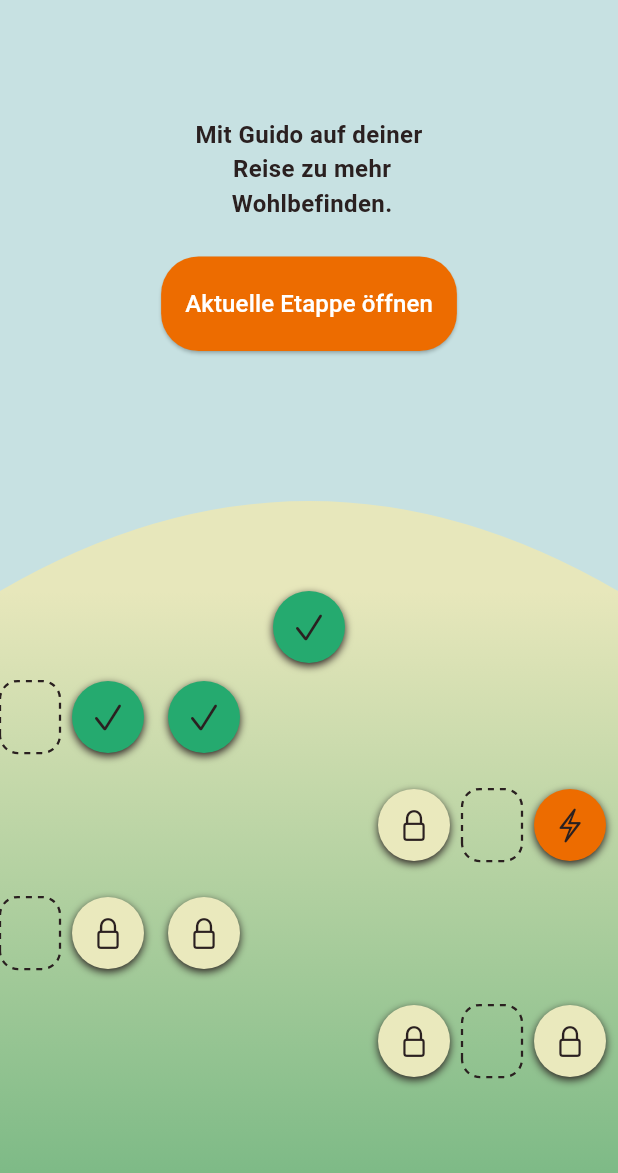
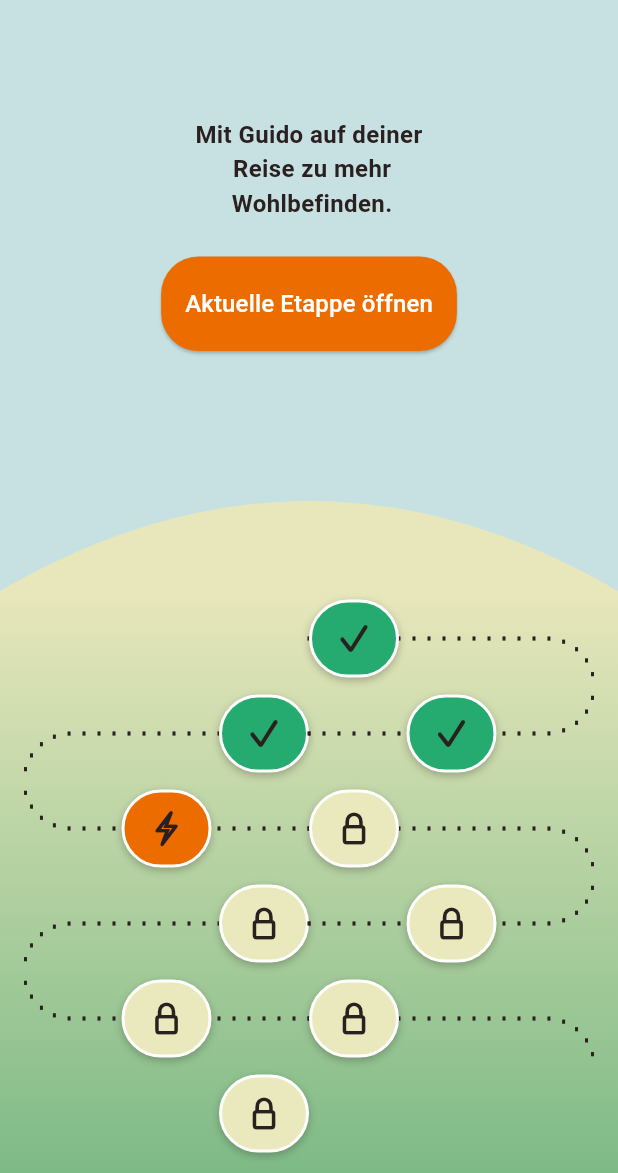
Before and after one commit to mohamadhadibi/forest, a Flutter app: the screen it shows after launch, on a phone screen of 412 x 824 dp, the part 63-1236 px from its top. Run offline on Flutter 3.47's test engine with Material 3 defaults, Android fonts, the phone set to English and light mode, and no system bars; drawn by our look-alikes of dotted_border.

Commit message:
feat(dot): feat dotted path

```diff
--- /dev/null
+++ b/lib/dotted/dash_path_type.dart
@@ -0,0 +1,7 @@
+enum DashPathType {
+  straight,        // خط صاف
+  curveLeftUp,     // قوس به چپ و بالا
+  curveLeftDown,   // قوس به چپ و پایین
+  curveRightUp,    // قوس به راست و بالا
+  curveRightDown,  // قوس به راست و پایین
+}
--- /dev/null
+++ b/lib/dotted/dashed_path.dart
@@ -0,0 +1,149 @@
+import 'package:flutter/material.dart';
+import 'dash_path_type.dart';
+
+class DashedPath extends StatelessWidget {
+  final Color color;
+  final double strokeWidth;
+  final double dashLength;
+  final double dashGap;
+  final DashPathType type;
+
+  const DashedPath({
+    super.key,
+    required this.color,
+    this.strokeWidth = 2,
+    this.dashLength = 6,
+    this.dashGap = 4,
+    this.type = DashPathType.straight,
+  });
+
+  @override
+  Widget build(BuildContext context) {
+    return CustomPaint(
+      painter: _DashedPathPainter(
+        color: color,
+        strokeWidth: strokeWidth,
+        dashLength: dashLength,
+        dashGap: dashGap,
+        type: type,
+      ),
+      child: const SizedBox.expand(),
+    );
+  }
+}
+
+class _DashedPathPainter extends CustomPainter {
+  final Color color;
+  final double strokeWidth;
+  final double dashLength;
+  final double dashGap;
+  final DashPathType type;
+
+  const _DashedPathPainter({
+    required this.color,
+    required this.strokeWidth,
+    required this.dashLength,
+    required this.dashGap,
+    required this.type,
+  });
+
+  @override
+  void paint(Canvas canvas, Size size) {
+    final paint = Paint()
+      ..color = color
+      ..style = PaintingStyle.fill;
+
+    final path = _buildPath(size);
+
+    for (final metric in path.computeMetrics()) {
+      double distance = 0;
+      while (distance < metric.length) {
+        final pos = metric.getTangentForOffset(distance);
+        if (pos != null) {
+          canvas.drawRect(
+            Rect.fromCenter(center: pos.position, width: strokeWidth, height: strokeWidth * 1.4),
+            paint,
+          );
+        }
+        distance += dashLength + dashGap;
+      }
+    }
+  }
+
+  Path _buildPath(Size size) {
+    switch (type) {
+      case DashPathType.straight:
+        return _buildStraight(size);
+      case DashPathType.curveRightDown:
+        return _buildRightDown(size);
+      case DashPathType.curveRightUp:
+        return _buildRightUp(size);
+      case DashPathType.curveLeftDown:
+        return _buildMirrored(size, _buildRightDown(size));
+      case DashPathType.curveLeftUp:
+        return _buildMirrored(size, _buildRightUp(size));
+    }
+  }
+
+  Path _buildStraight(Size size) {
+    final path = Path();
+    final midY = size.height / 2;
+    path.moveTo(0, midY);
+    path.lineTo(size.width, midY);
+    return path;
+  }
+
+  Path _buildRightDown(Size size) {
+    final path = Path();
+    final r = size.height * 0.5;
+    final midY = size.height / 2;
+
+    path.moveTo(0, midY);
+    path.lineTo(size.width - r, midY);
+
+    final rect = Rect.fromLTWH(
+      size.width - 2 * r,
+      midY,
+      2 * r,
+      2 * r,
+    );
+
+    path.arcTo(rect, -3.14159 / 2, 3.14159 / 2, false);
+    return path;
+  }
+
+  Path _buildRightUp(Size size) {
+    final path = Path();
+    final r = size.height * 0.5;
+    final midY = size.height / 2;
+
+    path.moveTo(0, midY);
+    path.lineTo(size.width - r, midY);
+
+    final rect = Rect.fromLTWH(
+      size.width - 2 * r,
+      midY - 2 * r,
+      2 * r,
+      2 * r,
+    );
+
+    path.arcTo(rect, 3.14159 / 2, -3.14159 / 2, false);
+    return path;
+  }
+
+  Path _buildMirrored(Size size, Path original) {
+    final matrix = Matrix4.translationValues(size.width, 0, 0)
+      ..multiply(Matrix4.diagonal3Values(-1, 1, 1));
+    return original.transform(matrix.storage);
+  }
+
+
+  @override
+  bool shouldRepaint(covariant _DashedPathPainter oldDelegate) {
+    return oldDelegate.color != color ||
+        oldDelegate.strokeWidth != strokeWidth ||
+        oldDelegate.dashLength != dashLength ||
+        oldDelegate.dashGap != dashGap ||
+        oldDelegate.type != type;
+  }
+}
--- a/lib/forest_list_widget.dart
+++ b/lib/forest_list_widget.dart
@@ -1,9 +1,10 @@
 import 'package:flutter/material.dart';
-import 'package:dotted_border/dotted_border.dart';
 import 'package:forest/models/item_model.dart';
 import 'package:forest/models/item_state_enum.dart';
 
 import 'colors.dart';
+import 'dotted/dash_path_type.dart';
+import 'dotted/dashed_path.dart';
 
 class ForestListWidget extends StatelessWidget {
   final List<ItemModel> items;
@@ -11,76 +12,93 @@ class ForestListWidget extends StatelessWidget {
 
   @override
   Widget build(BuildContext context) {
-    return Column(
-      children: _buildZigzagRows(),
+    return GridView.builder(
+      shrinkWrap: true,
+      physics: const NeverScrollableScrollPhysics(),
+      padding: const EdgeInsetsGeometry.symmetric(horizontal: 16, vertical: 0),
+      gridDelegate: const SliverGridDelegateWithFixedCrossAxisCount(
+        crossAxisCount: 2,
+        mainAxisSpacing: 0,
+        crossAxisSpacing: 0,
+        childAspectRatio: 3,
+      ),
+      itemCount: items.length + 1,
+      itemBuilder: (context, index) {
+        if (index == 0) {
+          return const SizedBox();
+        }
+
+        final rowIndex = index ~/ 2;
+
+        Alignment align = Alignment.center;
+        DashPathType dash = DashPathType.straight;
+        if(rowIndex.isEven) {
+          // row 1, 3
+          if(index.isEven) {
+            // left
+            align = Alignment.center;
+            dash = DashPathType.curveLeftUp;
+          } else {
+            // right
+            align = Alignment.centerLeft;
+            dash = DashPathType.curveRightDown;
+          }
+        } else {
+          // row 2, 4
+          if(index.isEven) {
+            // left
+            align = Alignment.centerRight;
+            dash = DashPathType.curveLeftDown;
+          } else {
+            // right
+            align = Alignment.center;
+            dash = DashPathType.curveRightUp;
+          }
+        }
+
+        return Padding(
+          padding: EdgeInsets.only(left: 0, right: 0),
+          child: Stack(
+            alignment: Alignment.center,
+            children: [
+              if(index != items.length)
+              DashedPath(
+                color: AppColors.iconColor,
+                type: dash,
+              ),
+              Align(
+                alignment: align,
+                child: _buildIconBox(items[index - 1]),
+              ),
+            ],
+          ),
+        );
+      },
     );
   }
-
-  List<Widget> _buildZigzagRows() {
-    List<Widget> rows = [];
-
-    for (int i = 0; i < items.length; i++) {
-      if (i == 0) {
-        rows.add(Center(child: _buildIconBox(items[i])));
-      } else {
-        if (i % 2 == 1 && i + 1 < items.length) {
-          bool leftToRight = ((i ~/ 2) % 2 == 0);
-          rows.add(
-            Padding(
-              padding: const EdgeInsets.symmetric(vertical: 12),
-              child: Row(
-                mainAxisAlignment:
-                leftToRight ? MainAxisAlignment.start : MainAxisAlignment.end,
-                children: [
-                  if (!leftToRight) _buildIconBox(items[i + 1]),
-                  _buildDottedLine(),
-                  _buildIconBox(items[i]),
-                  if (leftToRight) _buildIconBox(items[i + 1]),
-                ],
-              ),
-            ),
-          );
-          i++;
-        }
-      }
-    }
-
-    return rows;
-  }
-
   Widget _buildIconBox(ItemModel item) {
     return Container(
-      width: 48,
-      height: 48,
-      margin: const EdgeInsets.symmetric(horizontal: 8),
+      width: 60,
+      height: 52,
       decoration: BoxDecoration(
         color: item.state.color(),
-        shape: BoxShape.circle,
+        borderRadius: BorderRadius.circular(30),
+        border: Border.all(
+          color: Colors.white,
+          width: 2,
+        ),
         boxShadow: [
           BoxShadow(
-            color: AppColors.iconColor,
+            color: AppColors.iconColor.withValues(alpha: 0.3),
             blurRadius: 4,
-            offset: Offset(0, 2),
+            offset: const Offset(0, 2),
           ),
         ],
       ),
-      child: Icon(item.state.icon(), color: AppColors.iconColor),
-    );
-  }
-
-  Widget _buildDottedLine() {
-    return SizedBox(
-      width: 40,
-      height: 48,
-      child: DottedBorder(
-        options: const RoundedRectDottedBorderOptions(
-          dashPattern: [4, 4],
-          strokeWidth: 1.5,
-          radius: Radius.circular(12),
-          color: AppColors.iconColor,
-          padding: EdgeInsets.zero,
-        ),
-        child: const SizedBox.expand(),
+      child: Icon(
+        item.state.icon(),
+        color: AppColors.iconColor,
+        fontWeight: FontWeight.bold,
       ),
     );
   }
--- a/lib/forest_page.dart
+++ b/lib/forest_page.dart
@@ -119,7 +119,6 @@ class _ForestPageState extends State<ForestPage> {
               ),
             ],
           ),
-
           Container(
             constraints: BoxConstraints( minHeight: MediaQuery.of(context).size.height * 0.6, ),
             decoration: BoxDecoration(
--- a/pubspec.yaml
+++ b/pubspec.yaml
@@ -34,7 +34,6 @@ dependencies:
   # The following adds the Cupertino Icons font to your application.
   # Use with the CupertinoIcons class for iOS style icons.
   cupertino_icons: ^1.0.8
-  dotted_border: ^3.1.0
 
 dev_dependencies:
   flutter_test:
```
Also changed, not shown: pubspec.lock.
